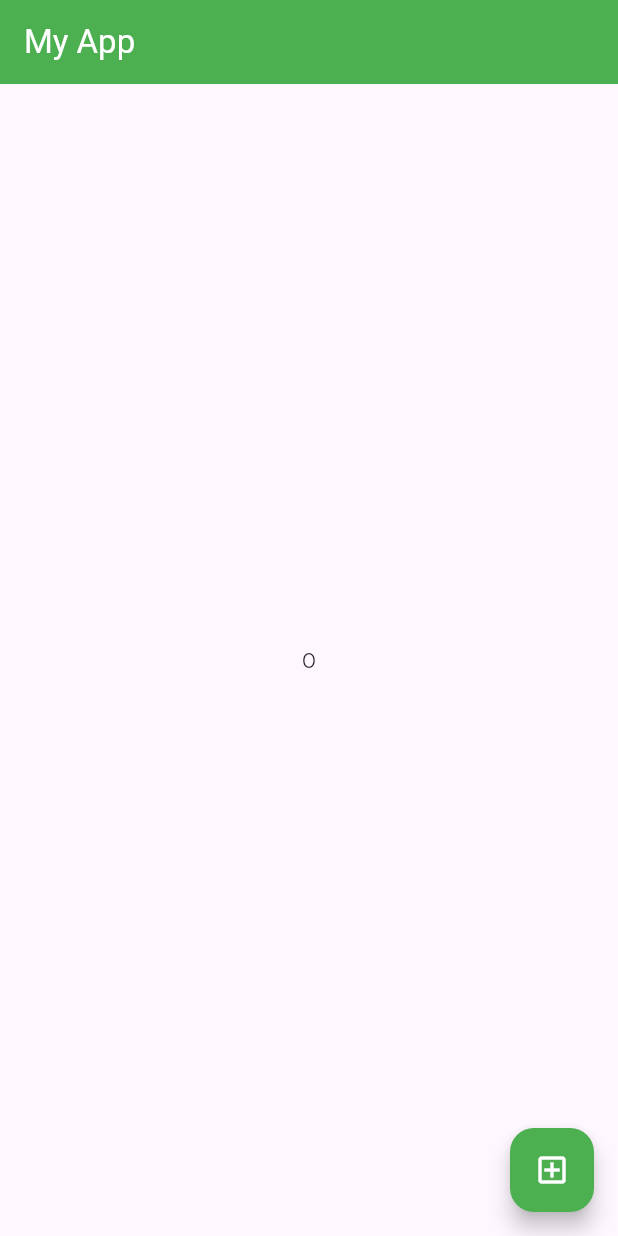
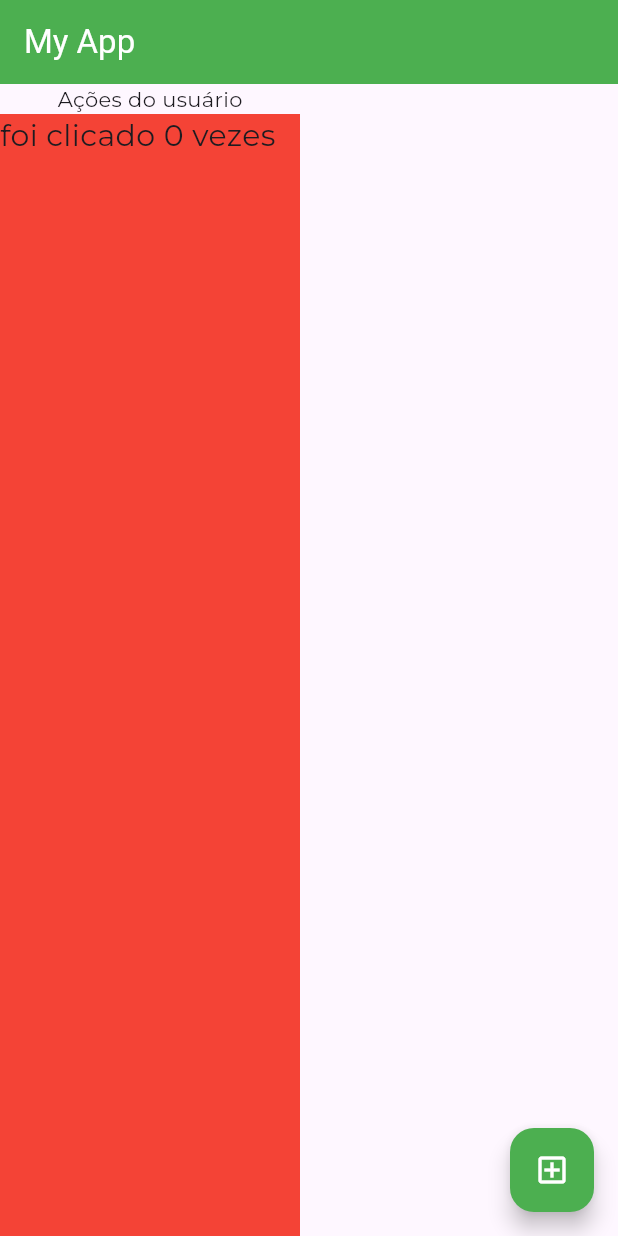
Before and after one commit to guilhermesquita/flutter-dio, a Flutter app: the screen it shows after launch, on a phone screen of 412 x 824 dp. Run offline on Flutter 3.47's test engine with Material 3 defaults, Android fonts, the phone set to English and light mode, and no system bars; our stand-ins replace google_fonts.

Commit message:
expanded

```diff
--- a/lib/pages/home_page.dart
+++ b/lib/pages/home_page.dart
@@ -21,12 +21,30 @@ class _HomePageState extends State<HomePage> {
         ),
         backgroundColor: Colors.green,
       ),
-      body: Center(
+      body: Column(
+        children: [
+          Text(
+            "Ações do usuário",
+            style: GoogleFonts.montserrat(),
+          ),
+          Expanded(
+            child: Container(
+              color: Colors.red,
+              width: 200,
+              child: Text(
+                "foi clicado $counter vezes",
+                style: GoogleFonts.montserrat(fontSize: 20),
+              ),
+            ),
+          )
+        ],
+      ),
+      /*Center(
         child: Text(
           "$counter",
           style: GoogleFonts.montserrat(),
         ),
-      ),
+      ),*/
       floatingActionButton: FloatingActionButton(
         onPressed: () => {
           setState(() {
```
